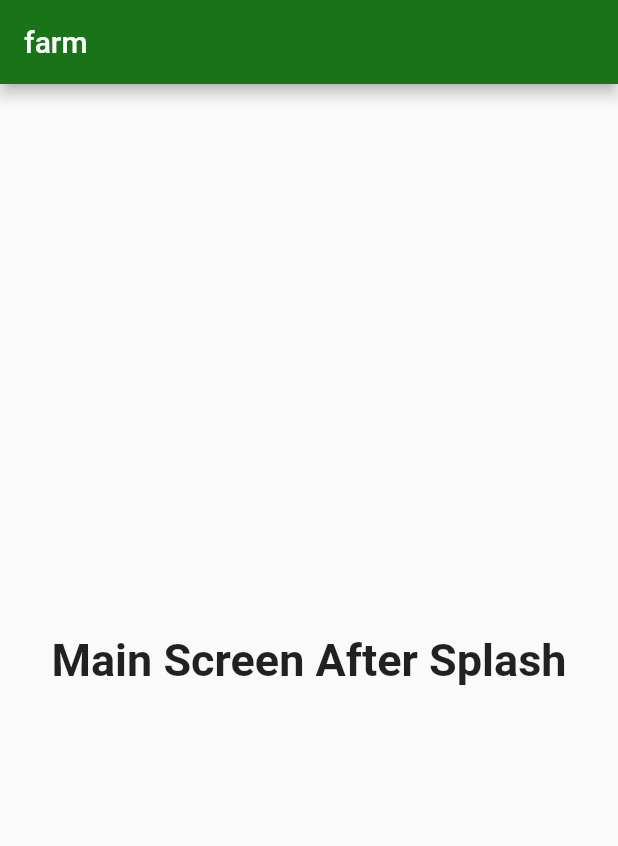
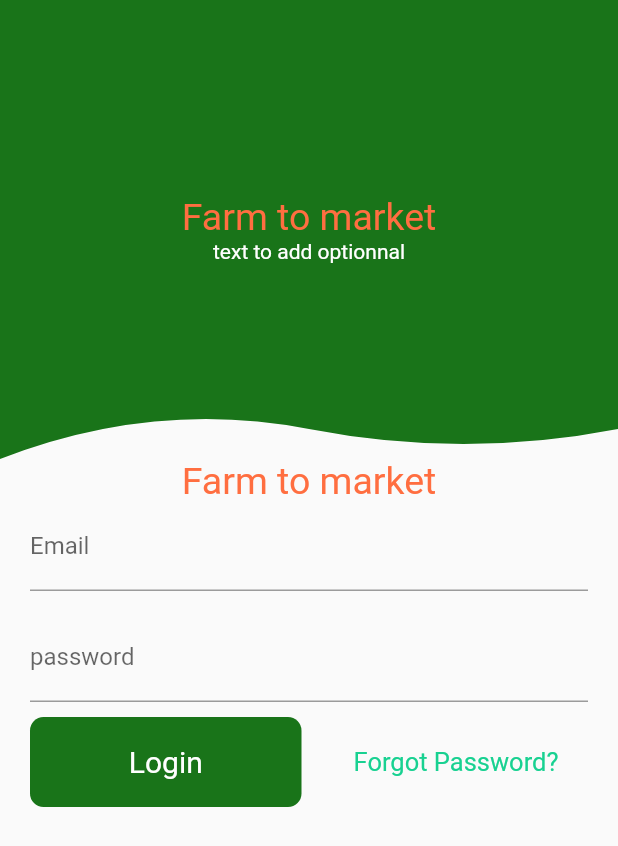
Before and after one commit to jenniekibiri/farm_app, a Flutter app: the screen it shows after launch, on a phone screen of 412 x 824 dp. Shown: the top 846 px of the screen. Run offline on Flutter 3.47's test engine with Material 2 defaults, Android fonts, the phone set to English and light mode, and no system bars; our stand-ins replace hexcolor, splashscreen.

Commit message:
implement curves in flutter

```diff
--- a/lib/main.dart
+++ b/lib/main.dart
@@ -22,10 +22,10 @@ class _MyAppState extends State<MyApp> {
         routeName: "/",
         seconds: 7,
         //Page to show after splash screen
-        navigateAfterSeconds: MainPage(),
+        navigateAfterSeconds: LoginPage(),
 
         //Our logo that we have imported in step 2
-        image: new Image.asset('assets/logo.png'),
+        image: new Image.asset('assets/logo.png', height: 100),
         //Splash Screen Background color
 
         backgroundColor: HexColor("#197419"),
@@ -37,21 +37,145 @@ class _MyAppState extends State<MyApp> {
   }
 }
 
-class MainPage extends StatelessWidget {
+class LoginPage extends StatelessWidget {
   @override
   Widget build(BuildContext context) {
     return Scaffold(
-      appBar: new AppBar(
-        title: new Text("farm"),
-        backgroundColor:HexColor("#197419"),
-        automaticallyImplyLeading: false,
+      appBar:PreferredSize(
+          child: ClipPath(
+            clipper: CustomAppBar(),
+            child: Container(
+              color:  HexColor("#197419"),
+            child: Column(
+               mainAxisAlignment: MainAxisAlignment.center,
+                  children: <Widget>[
+              Text('Farm to market' , style: TextStyle(color: Colors.deepOrangeAccent, fontSize: 25),),
+              Text('text to add optionnal', style: TextStyle(color: Colors.white),),
+            ],
+            ),
+            ),
+          ),
+          preferredSize: Size.fromHeight(kToolbarHeight + 250)
+          ),
+      body: Container(
+        //container helps in positioning items
+        child: Column(
+
+          crossAxisAlignment: CrossAxisAlignment.center,
+          children: <Widget>[
+             Text('Farm to market' , style: TextStyle(color: Colors.deepOrangeAccent, fontSize: 25),),
+ Padding(
+              padding: EdgeInsets.symmetric(horizontal: 20.0, vertical: 0.0),
+              child: TextField(
+
+                decoration: InputDecoration(labelText: 'Email'),
+              ),
+            ),
+            SizedBox(
+              height: 15.0,
+            ),
+            Padding(
+              padding: EdgeInsets.symmetric(horizontal: 20.0, vertical: 0.0),
+              child: TextField(
+                obscureText: true,
+                decoration: InputDecoration(labelText: 'password'),
+              ),
+            ),
+
+            new Row(
+              mainAxisAlignment: MainAxisAlignment.center,
+              children: <Widget>[
+                Expanded(
+                  child: Padding(
+                    padding: const EdgeInsets.only(
+                        left: 20.0, right: 5.0, top: 10.0),
+                    child: new Container(
+                        alignment: Alignment.center,
+                        height: 60.0,
+                        decoration: new BoxDecoration(
+                            color: HexColor("#197419"),
+                            borderRadius: new BorderRadius.circular(9.0)),
+                        child: GestureDetector(
+                          onTap: () {
+                            Navigator.push(
+                                context,
+                                MaterialPageRoute(
+                                    builder: (context) => HomePage()));
+                          },
+                          child: Text("Login",
+                              style: new TextStyle(
+                                  fontSize: 20.0, color: Colors.white)),
+                        )),
+                  ),
+                ),
+                  Expanded(
+                  child: Padding(
+                    padding: const EdgeInsets.only(
+                        left: 10.0, right: 20.0, top: 10.0),
+                    child:  Container(
+                        alignment: Alignment.center,
+                        height: 60.0,
+                        child: Text("Forgot Password?",
+                            style:  TextStyle(
+                                fontSize: 17.0, color: Color(0xFF18D191)))),
+                  ),
+                )
+
+              ],
+            ),
+
+          ],
+        ),
       ),
-      body: new Center(
+
+    );
+  }
+}
+class HomePage extends StatelessWidget {
+  @override
+  Widget build(BuildContext context) {
+    return Scaffold(
+      appBar: PreferredSize(
+          child: ClipPath(
+            clipper: CustomAppBar(),
+            child: Container(color: Colors.grey[400], child: Column( mainAxisAlignment: MainAxisAlignment.center ,children: <Widget>[
+              Text('Curved AppBar Exemple' , style: TextStyle(color: Colors.deepOrangeAccent, fontSize: 25),),
+              Text('text to add optionnal', style: TextStyle(color: Colors.white),),
+            ],),),
+          ),
+          preferredSize: Size.fromHeight(kToolbarHeight + 250)
+          ),
+       body: new Center(
         child: new Text(
-          "Main Screen After Splash",
+          "Home page",
           style: new TextStyle(fontWeight: FontWeight.bold, fontSize: 30.0),
         ),
       ),
     );
   }
 }
+class CustomAppBar extends CustomClipper<Path> {
+  @override
+  Path getClip(Size size) {
+   Path path = new Path();
+
+   path.lineTo(0, size.height) ;
+   path.quadraticBezierTo(size.width/4, size.height-40, size.width/2, size.height-20) ;
+
+   path.quadraticBezierTo(3/4 * size.width, size.height, size.width, size.height - 20) ;
+
+   path.lineTo(size.width, 0) ;
+
+
+    return path ;
+  }
+
+  @override
+  bool shouldReclip(CustomClipper<Path> oldClipper) {
+
+    return false;
+  }
+
+
+
+}
```
